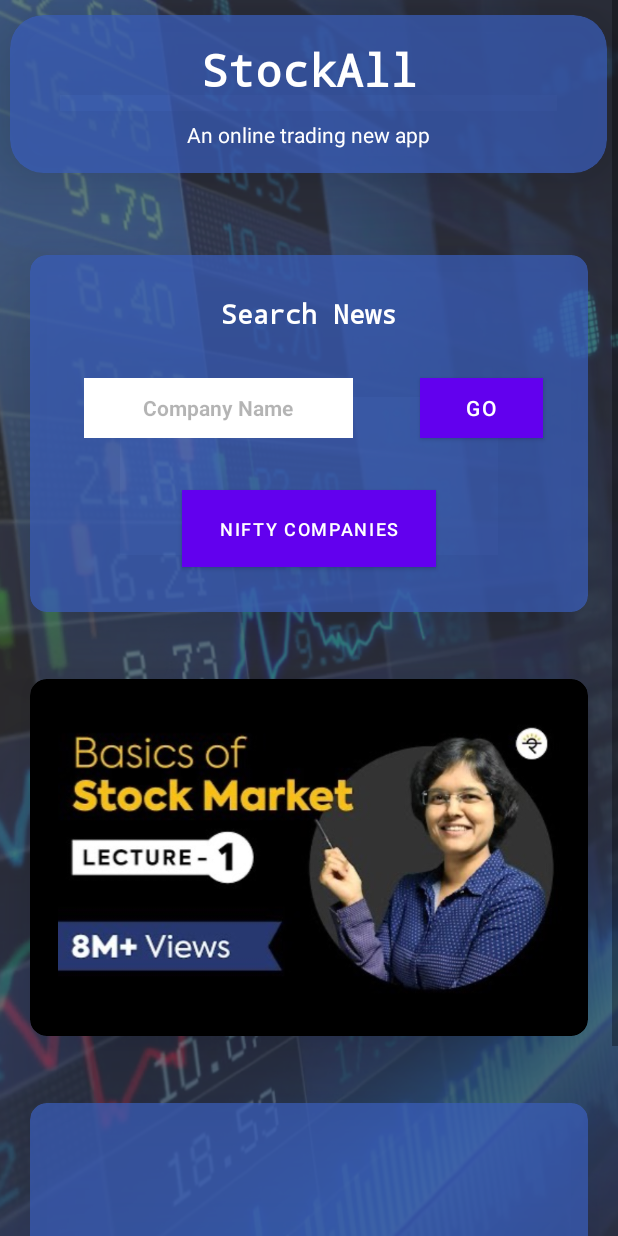
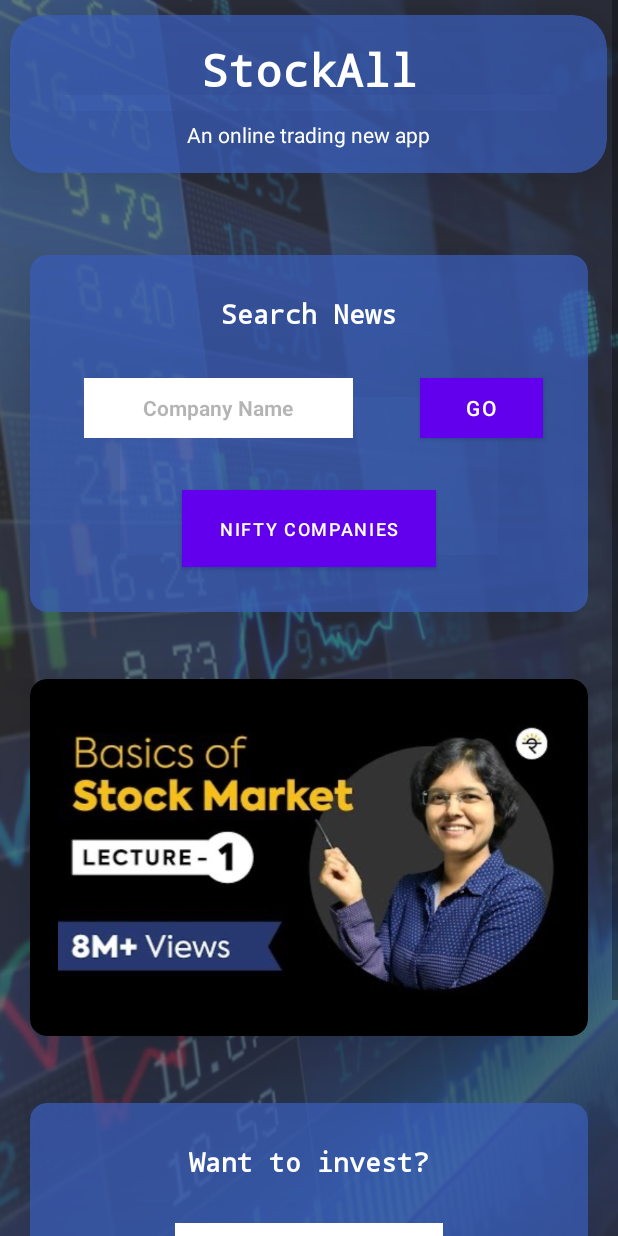
Before and after one commit to official-srv-modak/stockAll_android, an Android app: the layout activity_main.xml on its own in the app's theme, with its tools: preview values and no code run, on a phone screen of 412 x 824 dp. Run offline under Robolectric (Android 15) with nearby library versions, the phone set to English and light mode, and no system bars.

Commit message:
All cards added

```diff
--- a/StockAll/app/src/main/java/com/example/stockall/MainActivity.java
+++ b/StockAll/app/src/main/java/com/example/stockall/MainActivity.java
@@ -7,6 +7,8 @@
 import android.content.Intent;
 import android.content.pm.PackageManager;
 import android.content.pm.ResolveInfo;
+import android.graphics.Bitmap;
+import android.graphics.BitmapFactory;
 import android.graphics.drawable.Drawable;
 import android.net.Uri;
 import android.os.Bundle;
@@ -72,6 +74,21 @@
 
         ImageView imageView = findViewById(R.id.imageView);
 
+        ImageView invest = findViewById(R.id.invest);
+
+        try{
+
+
+            URL url = new URL("https://zerodha.com/static/images/logo.svg");
+            Bitmap bmp = BitmapFactory.decodeStream(url.openConnection().getInputStream());
+            invest.setImageBitmap(bmp);
+
+        }catch (Exception e)
+        {
+            e.printStackTrace();
+        }
+
+
         //-------------------------------------------------------------------------------
         //Action
         //-------------------------------------------------------------------------------
@@ -96,6 +113,13 @@
                     startActivity(browserIntent);
                 }
 
+            }
+        });
+        invest.setOnClickListener(new View.OnClickListener() {
+            @Override
+            public void onClick(View v) {
+                Intent browserIntent = new Intent(Intent.ACTION_VIEW, Uri.parse("https://zerodha.com/"));
+                startActivity(browserIntent);
             }
         });
         Button companyNameButton = findViewById(R.id.goBtn);
--- a/StockAll/app/src/main/res/layout/activity_main.xml
+++ b/StockAll/app/src/main/res/layout/activity_main.xml
@@ -32,6 +32,7 @@
                 app:layout_constraintVertical_bias="0.871"
                 app:cardElevation="20pt">
 
+
                 <androidx.constraintlayout.widget.ConstraintLayout
                     android:layout_width="match_parent"
                     android:layout_height="match_parent">
@@ -64,7 +65,9 @@
                         app:layout_constraintStart_toStartOf="parent"
                         app:layout_constraintTop_toTopOf="parent"
                         app:layout_constraintVertical_bias="0.813" />
+
                 </androidx.constraintlayout.widget.ConstraintLayout>
+
             </androidx.cardview.widget.CardView>
 
             <androidx.cardview.widget.CardView
@@ -194,6 +197,7 @@
                 android:layout_height="238dp"
                 android:layout_gravity="center"
                 android:layout_marginTop="20pt"
+                android:layout_marginBottom="20pt"
                 app:cardCornerRadius="5pt"
                 app:cardBackgroundColor="#BC3A5DB7"
                 app:layout_constraintBottom_toBottomOf="parent"
@@ -202,7 +206,43 @@
                 app:layout_constraintStart_toStartOf="parent"
                 app:layout_constraintTop_toTopOf="parent"
                 app:layout_constraintVertical_bias="0.135"
-                app:cardElevation="20pt"/>
+                app:cardElevation="20pt">
+
+                <androidx.constraintlayout.widget.ConstraintLayout
+                    android:layout_width="match_parent"
+                    android:layout_height="match_parent">
+
+                    <TextView
+                        android:id="@+id/heading4"
+                        android:layout_width="wrap_content"
+                        android:layout_height="wrap_content"
+                        android:background="#00FFFFFF"
+                        android:fontFamily="monospace"
+                        android:text="Want to invest?"
+                        android:textColor="#FFFFFF"
+                        android:textSize="18sp"
+                        android:textStyle="bold"
+                        app:layout_constraintBottom_toBottomOf="parent"
+                        app:layout_constraintEnd_toEndOf="parent"
+                        app:layout_constraintHorizontal_bias="0.501"
+                        app:layout_constraintStart_toStartOf="parent"
+                        app:layout_constraintTop_toTopOf="parent"
+                        app:layout_constraintVertical_bias="0.126" />
+
+                    <ImageView
+                        android:id="@+id/invest"
+                        android:layout_width="304dp"
+                        android:layout_height="119dp"
+                        android:src="@drawable/zerodha"
+                        app:layout_constraintBottom_toBottomOf="parent"
+                        app:layout_constraintEnd_toEndOf="parent"
+                        app:layout_constraintStart_toStartOf="parent"
+                        app:layout_constraintTop_toTopOf="parent"
+                        app:layout_constraintVertical_bias="0.672"
+                        tools:srcCompat="@tools:sample/avatars" />
+
+                </androidx.constraintlayout.widget.ConstraintLayout>
+            </androidx.cardview.widget.CardView>
         </LinearLayout>
     </ScrollView>
 
```
Also changed, not shown: StockAll/app/src/main/res/drawable-v24/zerodha.png (added).
